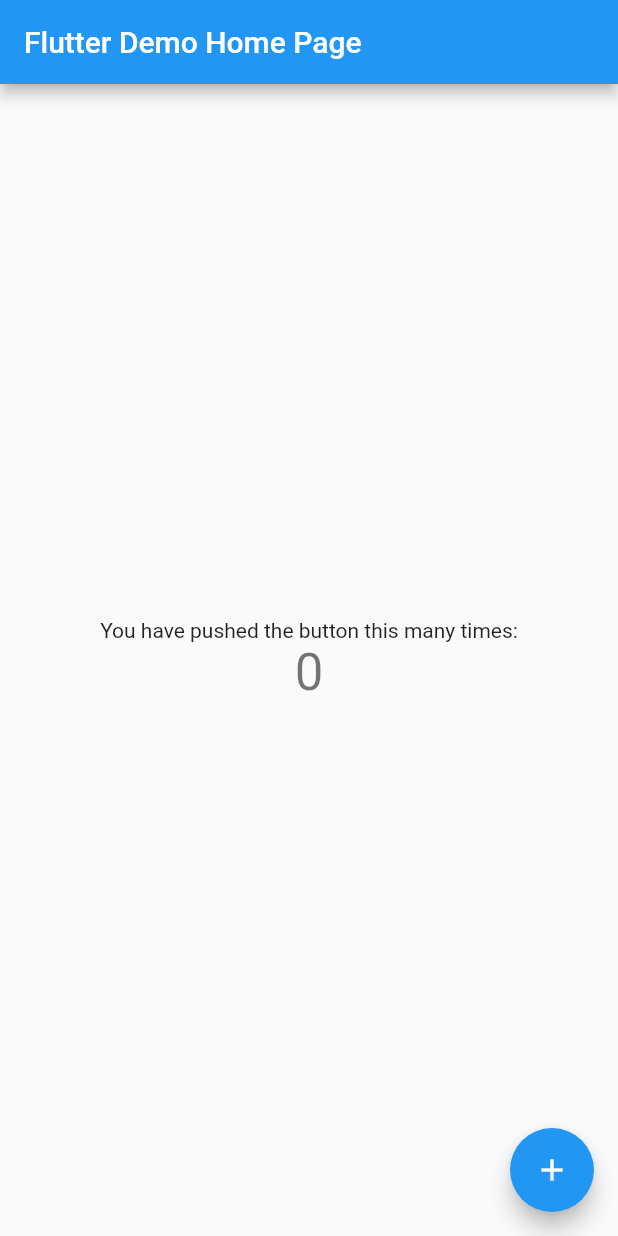
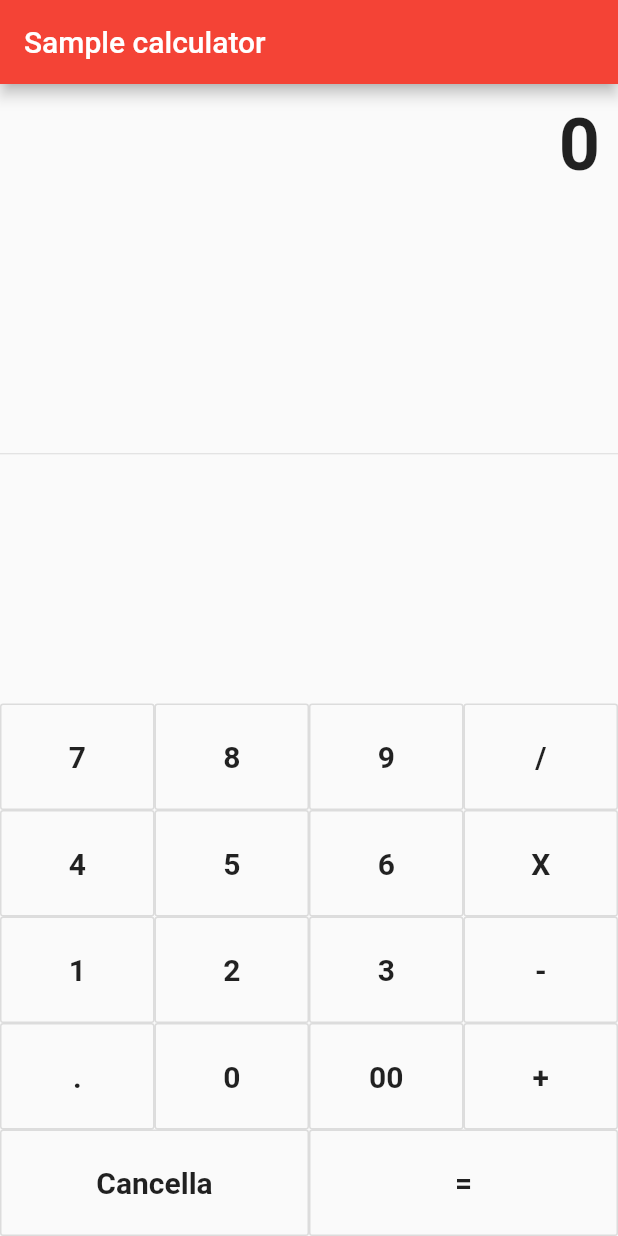
Before and after one commit to alessiodipasquale/FlutterCalculator, a Flutter app: the screen it shows after launch, on a phone screen of 412 x 824 dp. Run offline on Flutter 3.47's test engine with Material 2 defaults, Android fonts, the phone set to English and light mode, and no system bars.

Commit message:
Working calculator

```diff
--- a/lib/main.dart
+++ b/lib/main.dart
@@ -3,39 +3,22 @@ import 'package:flutter/material.dart';
 void main() => runApp(MyApp());
 
 class MyApp extends StatelessWidget {
-  // This widget is the root of your application.
   @override
   Widget build(BuildContext context) {
     return MaterialApp(
       title: 'Flutter Demo',
       theme: ThemeData(
-        // This is the theme of your application.
         //
-        // Try running your application with "flutter run". You'll see the
-        // application has a blue toolbar. Then, without quitting the app, try
-        // changing the primarySwatch below to Colors.green and then invoke
-        // "hot reload" (press "r" in the console where you ran "flutter run",
-        // or simply save your changes to "hot reload" in a Flutter IDE).
-        // Notice that the counter didn't reset back to zero; the application
-        // is not restarted.
-        primarySwatch: Colors.blue,
+
+        primarySwatch: Colors.red,
       ),
-      home: MyHomePage(title: 'Flutter Demo Home Page'),
+      home: MyHomePage(title: 'Sample calculator'),
     );
   }
 }
 
 class MyHomePage extends StatefulWidget {
   MyHomePage({Key key, this.title}) : super(key: key);
-
-  // This widget is the home page of your application. It is stateful, meaning
-  // that it has a State object (defined below) that contains fields that affect
-  // how it looks.
-
-  // This class is the configuration for the state. It holds the values (in this
-  // case the title) provided by the parent (in this case the App widget) and
-  // used by the build method of the State. Fields in a Widget subclass are
-  // always marked "final".
 
   final String title;
 
@@ -44,68 +27,150 @@ class MyHomePage extends StatefulWidget {
 }
 
 class _MyHomePageState extends State<MyHomePage> {
-  int _counter = 0;
 
-  void _incrementCounter() {
+  String output = "0";
+
+  String _output = "0";
+  double num1 = 0.0;
+  double num2 = 0.0;
+  String operand = "";
+
+  buttonPressed(String buttonText) {
+
+    if (buttonText == "Cancella") {
+      _output = "0";
+      num1 = 0.0;
+      num2 = 0.0;
+      operand = "";
+    } else if (buttonText == "+" || buttonText =="-" || buttonText =="/" || buttonText =="X") {
+      num1 = double.parse(output);
+      operand = buttonText;
+      _output = "0";
+    } else if (buttonText == '.') {
+      if(_output.contains('.')){
+        print('Il numero contiene gia la virgola!');
+      } else {
+        _output = _output + buttonText;
+      }
+    } else if (buttonText == "=") {
+      num2 = double.parse(output);
+
+      if (operand == "+") {
+        _output = (num1 + num2).toString();
+      }
+
+      if (operand == "-") {
+        _output = (num1 - num2).toString();
+      }
+
+      if (operand == "X") {
+        _output = (num1 * num2).toString();
+      }
+
+      if (operand == "/") {
+        _output = (num1 / num2).toString();
+      }
+
+      num1 = 0.0;
+      num2 = 0.0;
+      operand = "";
+    } else {
+
+      _output = _output + buttonText;
+    }
+
+    print(_output);
+
     setState(() {
-      // This call to setState tells the Flutter framework that something has
-      // changed in this State, which causes it to rerun the build method below
-      // so that the display can reflect the updated values. If we changed
-      // _counter without calling setState(), then the build method would not be
-      // called again, and so nothing would appear to happen.
-      _counter++;
+      output = double.parse(_output).toStringAsFixed(2);
     });
+
   }
+
+
+  Widget buildButton(String buttonText) {
+    return Expanded(
+                  child: new OutlineButton(
+                    padding: new EdgeInsets.all(24.0),
+                    child: new Text(buttonText,
+                      style: TextStyle(
+                        fontSize: 20,
+                        fontWeight: FontWeight.bold
+                      ),),
+                    onPressed: () => {
+                      buttonPressed(buttonText)
+                    },
+                  ),
+                );
+  }
+
+
+
+
 
   @override
   Widget build(BuildContext context) {
-    // This method is rerun every time setState is called, for instance as done
-    // by the _incrementCounter method above.
     //
-    // The Flutter framework has been optimized to make rerunning build methods
-    // fast, so that you can just rebuild anything that needs updating rather
-    // than having to individually change instances of widgets.
+
     return Scaffold(
         appBar: AppBar(
-        // Here we take the value from the MyHomePage object that was created by
-        // the App.build method, and use it to set our appbar title.
           title: Text(widget.title),
         ),
-      body: Center(
-        // Center is a layout widget. It takes a single child and positions it
-        // in the middle of the parent.
-        child: Column(
-          // Column is also layout widget. It takes a list of children and
-          // arranges them vertically. By default, it sizes itself to fit its
-          // children horizontally, and tries to be as tall as its parent.
-          //
-          // Invoke "debug painting" (press "p" in the console, choose the
-          // "Toggle Debug Paint" action from the Flutter Inspector in Android
-          // Studio, or the "Toggle Debug Paint" command in Visual Studio Code)
-          // to see the wireframe for each widget.
-          //
-          // Column has various properties to control how it sizes itself and
-          // how it positions its children. Here we use mainAxisAlignment to
-          // center the children vertically; the main axis here is the vertical
-          // axis because Columns are vertical (the cross axis would be
-          // horizontal).
-          mainAxisAlignment: MainAxisAlignment.center,
+        body: new Container(
+          child: new Column(
             children: <Widget>[
-            Text(
-              'You have pushed the button this many times:',
+              new Container(
+                alignment: Alignment.centerRight,
+                padding: new EdgeInsets.symmetric(
+                    vertical: 12,
+                    horizontal: 12
                   ),
-            Text(
-              '$_counter',
-              style: Theme.of(context).textTheme.display1,
+                child: new Text(output, style: TextStyle(
+                  fontSize: 48,
+                  fontWeight: FontWeight.bold
+                ),)),
+
+              new Expanded(
+                child: new Divider(),
               ),
+
+              Column(
+                children: <Widget>[
+                  Row(children: [
+                    buildButton('7'),
+                    buildButton('8'),
+                    buildButton('9'),
+                    buildButton('/'),
+                  ]),
+
+                  Row(children: [
+                    buildButton('4'),
+                    buildButton('5'),
+                    buildButton('6'),
+                    buildButton('X'),
+                  ]),
+
+                  Row(children: [
+                    buildButton('1'),
+                    buildButton('2'),
+                    buildButton('3'),
+                    buildButton('-'),
+                  ]),
+
+                  Row(children: [
+                    buildButton('.'),
+                    buildButton('0'),
+                    buildButton('00'),
+                    buildButton('+'),
+                  ]),
+                  Row(children: [
+                    buildButton('Cancella'),
+                    buildButton('='),
+                  ]),
+                ],
+              )
             ],
           ),
-      ),
-      floatingActionButton: FloatingActionButton(
-        onPressed: _incrementCounter,
-        tooltip: 'Increment',
-        child: Icon(Icons.add),
-      ), // This trailing comma makes auto-formatting nicer for build methods.
-    );
+        ));
   }
 }
```
Lines whose indentation alone changed are shown as unchanged.
